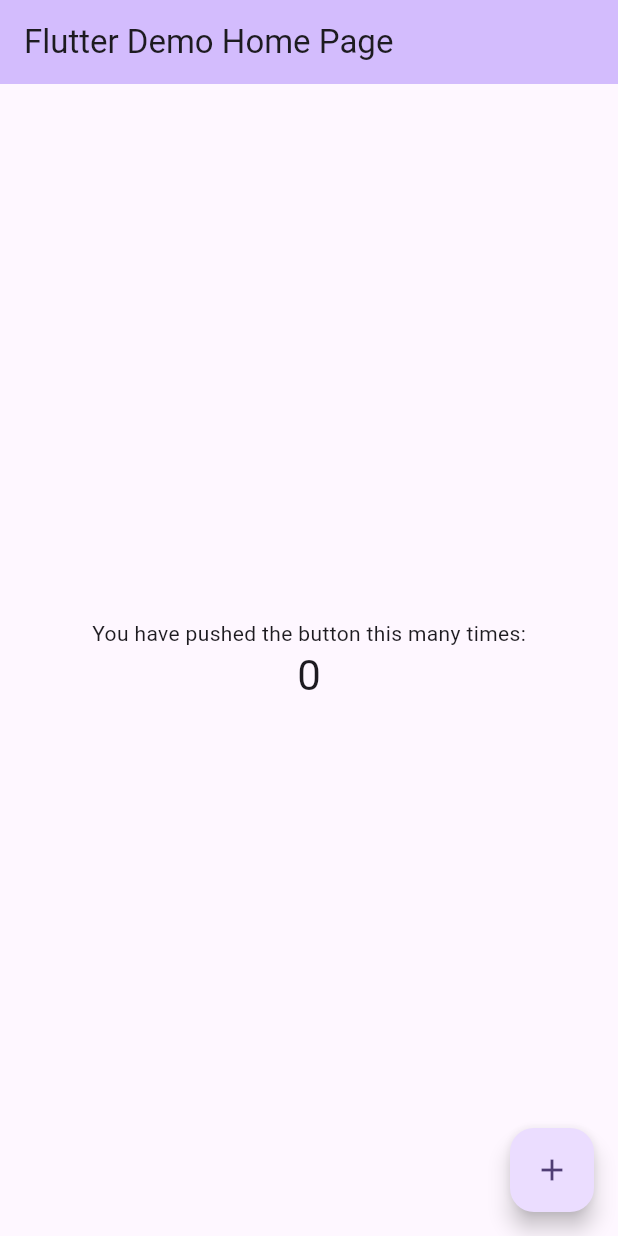
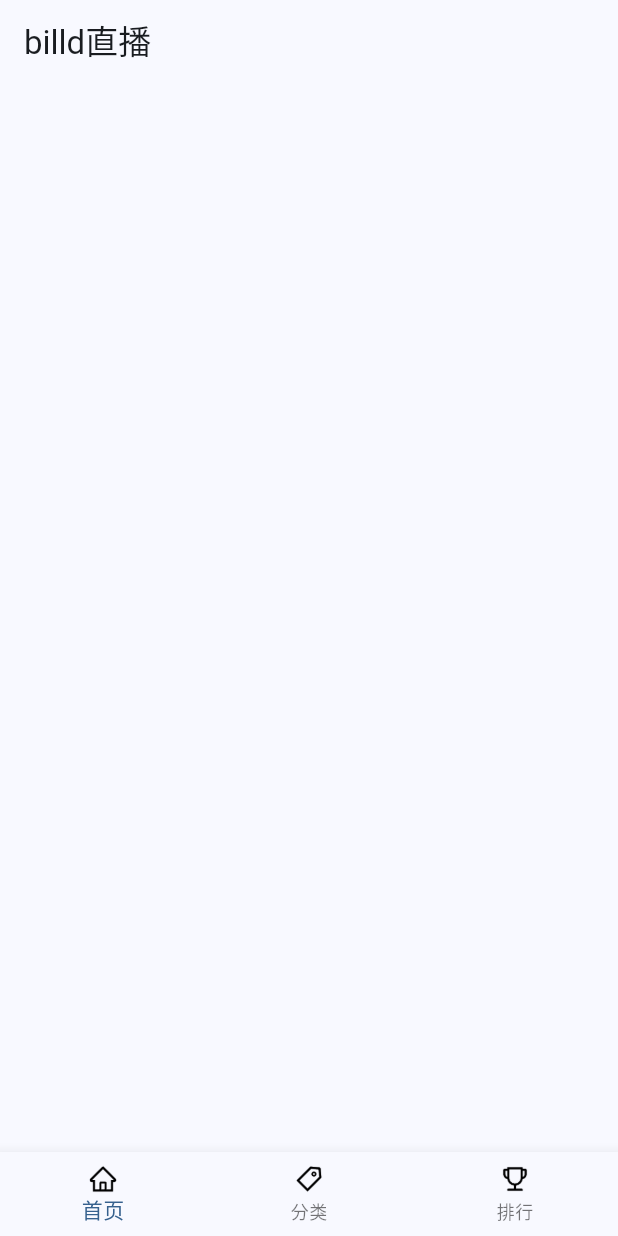
Before and after one commit to galaxy-s10/billd-live-flutter, a Flutter app: the screen it shows after launch, on a phone screen of 412 x 824 dp. Run offline on Flutter 3.47's test engine with Material 2 defaults, Android fonts, the phone set to English and light mode, and no system bars.

Commit message:
feat: 完善

```diff
--- a/lib/main.dart
+++ b/lib/main.dart
@@ -4,122 +4,98 @@ void main() {
   runApp(const MyApp());
 }
 
+const appTitle = 'billd直播';
+
 class MyApp extends StatelessWidget {
   const MyApp({super.key});
 
-  // This widget is the root of your application.
   @override
   Widget build(BuildContext context) {
     return MaterialApp(
-      title: 'Flutter Demo',
+      debugShowCheckedModeBanner: false,
+      title: appTitle,
       theme: ThemeData(
-        // This is the theme of your application.
-        //
-        // TRY THIS: Try running your application with "flutter run". You'll see
-        // the application has a blue toolbar. Then, without quitting the app,
-        // try changing the seedColor in the colorScheme below to Colors.green
-        // and then invoke "hot reload" (save your changes or press the "hot
-        // reload" button in a Flutter-supported IDE, or press "r" if you used
-        // the command line to start the app).
-        //
-        // Notice that the counter didn't reset back to zero; the application
-        // state is not lost during the reload. To reset the state, use hot
-        // restart instead.
-        //
-        // This works for code too, not just values: Most code changes can be
-        // tested with just a hot reload.
-        colorScheme: ColorScheme.fromSeed(seedColor: Colors.deepPurple),
+        colorScheme: ColorScheme.fromSeed(seedColor: Colors.blue),
         useMaterial3: true,
       ),
-      home: const MyHomePage(title: 'Flutter Demo Home Page'),
+      home: const NavBarWidget(),
     );
   }
 }
 
-class MyHomePage extends StatefulWidget {
-  const MyHomePage({super.key, required this.title});
-
-  // This widget is the home page of your application. It is stateful, meaning
-  // that it has a State object (defined below) that contains fields that affect
-  // how it looks.
-
-  // This class is the configuration for the state. It holds the values (in this
-  // case the title) provided by the parent (in this case the App widget) and
-  // used by the build method of the State. Fields in a Widget subclass are
-  // always marked "final".
-
-  final String title;
+class NavBarWidget extends StatefulWidget {
+  const NavBarWidget({super.key});
 
   @override
-  State<MyHomePage> createState() => _MyHomePageState();
+  State<StatefulWidget> createState() {
+    return NavBarState();
+  }
 }
 
-class _MyHomePageState extends State<MyHomePage> {
-  int _counter = 0;
+class NavBarState extends State<NavBarWidget> {
+  var _currentIndex = 0;
+  @override
+  Widget build(BuildContext context) {
+    return Scaffold(
+      appBar: AppBar(title: const Text(appTitle)),
+      bottomNavigationBar: BottomNavigationBar(
+        items: [
+          BottomNavigationBarItem(
+              icon: Image.asset(
+                'assets/images/home.png',
+                width: 20,
+                height: 20,
+              ),
+              label: '首页'),
+          BottomNavigationBarItem(
+              icon: Image.asset(
+                'assets/images/tag.png',
+                width: 20,
+                height: 20,
+              ),
+              label: '分类'),
+          BottomNavigationBarItem(
+              icon: Image.asset(
+                'assets/images/trophy.png',
+                width: 20,
+                height: 20,
+              ),
+              label: '排行'),
+          // BottomNavigationBarItem(
+          //     icon: Image.asset(
+          //       'assets/images/user.png',
+          //       width: 20,
+          //       height: 20,
+          //     ),
+          //     label: '我的'),
+        ],
+        currentIndex: _currentIndex,
+        onTap: (int index) {
+          _currentIndex = index;
+          // print(index);
+        },
+        // selectedFontSize: 20,
+        // unselectedFontSize: 10,
+      ),
+    );
+  }
+}
 
-  void _incrementCounter() {
-    setState(() {
-      // This call to setState tells the Flutter framework that something has
-      // changed in this State, which causes it to rerun the build method below
-      // so that the display can reflect the updated values. If we changed
-      // _counter without calling setState(), then the build method would not be
-      // called again, and so nothing would appear to happen.
-      _counter++;
-    });
-  }
+class HomeWidget extends StatelessWidget {
+  const HomeWidget({super.key});
 
   @override
   Widget build(BuildContext context) {
-    // This method is rerun every time setState is called, for instance as done
-    // by the _incrementCounter method above.
-    //
-    // The Flutter framework has been optimized to make rerunning build methods
-    // fast, so that you can just rebuild anything that needs updating rather
-    // than having to individually change instances of widgets.
     return Scaffold(
       appBar: AppBar(
-        // TRY THIS: Try changing the color here to a specific color (to
-        // Colors.amber, perhaps?) and trigger a hot reload to see the AppBar
-        // change color while the other colors stay the same.
-        backgroundColor: Theme.of(context).colorScheme.inversePrimary,
-        // Here we take the value from the MyHomePage object that was created by
-        // the App.build method, and use it to set our appbar title.
-        title: Text(widget.title),
-      ),
-      body: Center(
-        // Center is a layout widget. It takes a single child and positions it
-        // in the middle of the parent.
-        child: Column(
-          // Column is also a layout widget. It takes a list of children and
-          // arranges them vertically. By default, it sizes itself to fit its
-          // children horizontally, and tries to be as tall as its parent.
-          //
-          // Column has various properties to control how it sizes itself and
-          // how it positions its children. Here we use mainAxisAlignment to
-          // center the children vertically; the main axis here is the vertical
-          // axis because Columns are vertical (the cross axis would be
-          // horizontal).
-          //
-          // TRY THIS: Invoke "debug painting" (choose the "Toggle Debug Paint"
-          // action in the IDE, or press "p" in the console), to see the
-          // wireframe for each widget.
-          mainAxisAlignment: MainAxisAlignment.center,
-          children: <Widget>[
-            const Text(
-              'You have pushed the button this many times:',
-            ),
-            Text(
-              '$_counter',
-              style: Theme.of(context).textTheme.headlineMedium,
-            ),
-          ],
-        ),
-      ),
-      floatingActionButton: FloatingActionButton(
-        onPressed: _incrementCounter,
-        tooltip: 'Increment',
-        child: const Icon(Icons.add),
-      ), // This trailing comma makes auto-formatting nicer for build methods.
+          title: const Text(
+        appTitle,
+      )),
+      body: Column(children: [
+        const Text('hello'),
+        Image.network(
+            'https://resource.hsslive.cn/image/9218d742cac57c00428e94fb7784ad32.jpg')
+      ]),
     );
   }
 }
```
Also changed, not shown: pubspec.yaml (+5 -5 lines), assets/images/home.png (added), assets/images/tag.png (added), assets/images/trophy.png (added), assets/images/user.png (added), 1 other file.
